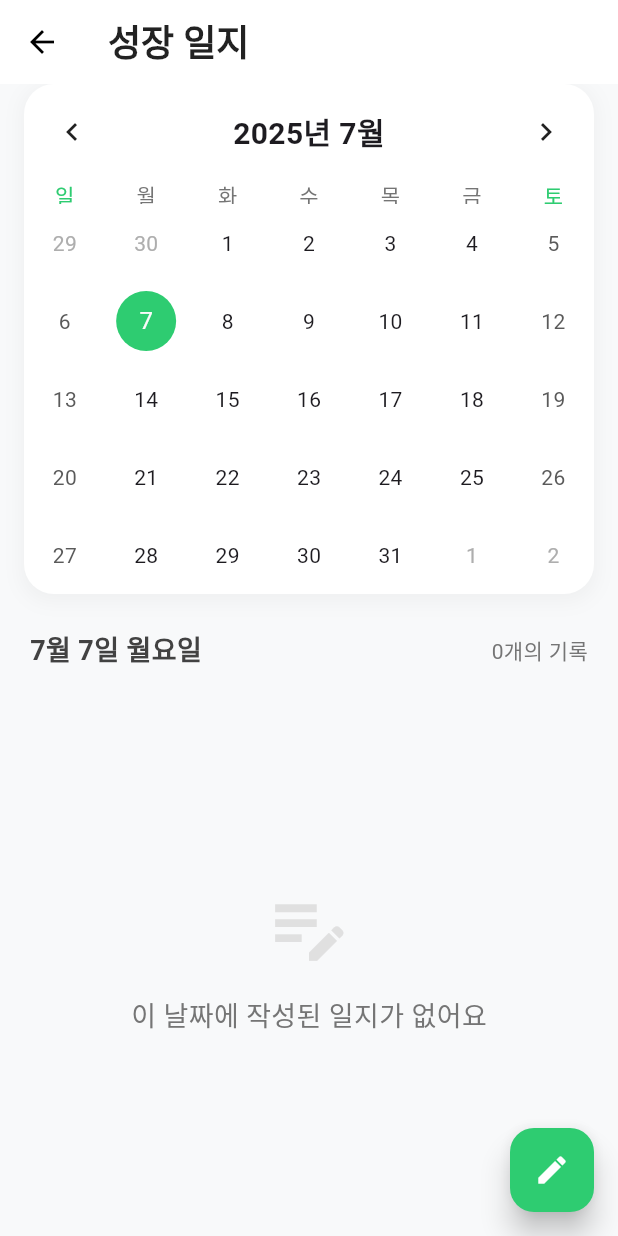
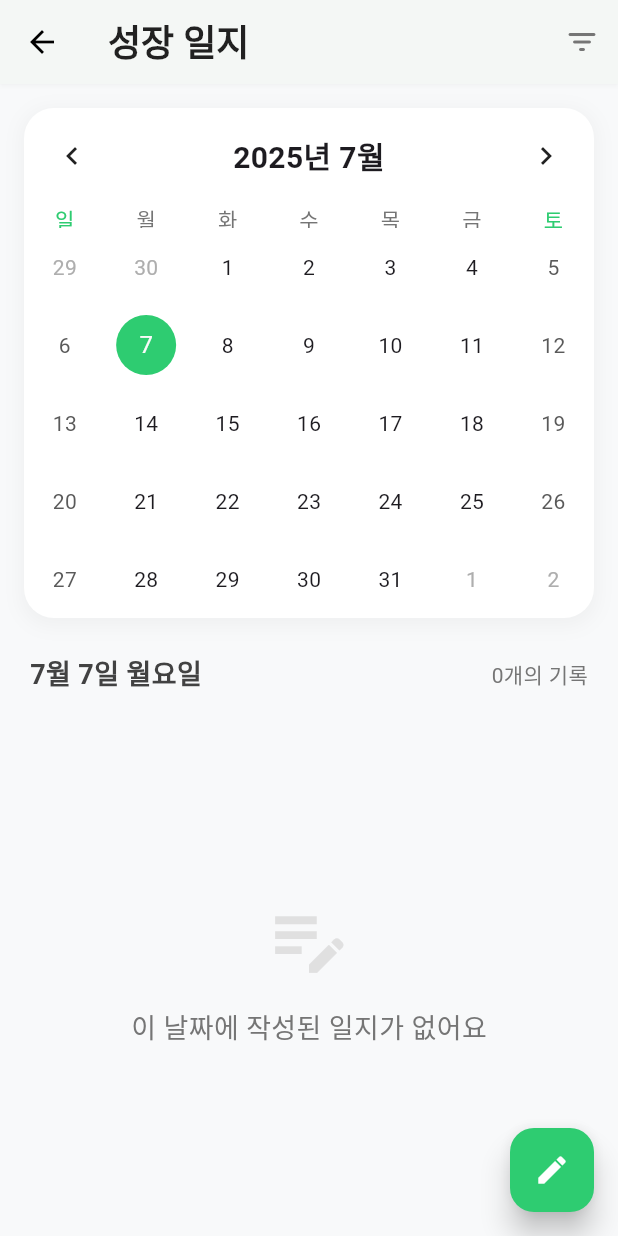
Before and after one commit to KSEB-AI-3/gardendoctor-app, a Flutter app: the DailyLogScreen screen opened directly, on a phone screen of 412 x 824 dp. Run offline on Flutter 3.47's test engine with Material 3 defaults, Android fonts, the phone set to English and light mode, and no system bars; drawn by our look-alikes of table_calendar; our stand-ins replace camera, google_fonts, image_gallery_saver, image_picker; Roboto replaces fonts that are missing (Gaegu).

Commit message:
feat: 별명별로 조회하는 기능 추가

```diff
--- a/lib/screens/dailylog_screen.dart
+++ b/lib/screens/dailylog_screen.dart
@@ -20,6 +20,12 @@ class _DailyLogScreenState extends State<DailyLogScreen> with TickerProviderStat
   late AnimationController _animationController;
   late Animation<double> _fadeAnimation;
 
+  // 필터링을 위한 상태 변수
+  String? _selectedPlantFilter;
+
+  // 등록된 식물 목록 (임시 데이터)
+  final List<String> _myRegisteredPlants = ['내 첫 토마토', '베란다 참외', '옥상 깻잎', '미니 단호박'];
+
   @override
   void initState() {
     super.initState();
@@ -40,9 +46,14 @@ class _DailyLogScreenState extends State<DailyLogScreen> with TickerProviderStat
     super.dispose();
   }
 
+  // 필터링된 이벤트 목록을 가져오는 함수
   List<Note> _getEventsForDay(DateTime day) {
     DateTime normalizedDay = DateTime(day.year, day.month, day.day);
-    return _events[normalizedDay] ?? [];
+    final allNotes = _events[normalizedDay] ?? [];
+    if (_selectedPlantFilter == null) {
+      return allNotes;
+    }
+    return allNotes.where((note) => note.registeredPlantNickname == _selectedPlantFilter).toList();
   }
 
   void _addOrUpdateNote(Note newNote) {
@@ -78,7 +89,8 @@ class _DailyLogScreenState extends State<DailyLogScreen> with TickerProviderStat
 
   PreferredSizeWidget _buildAppBar() {
     return AppBar(
-      elevation: 0,
+      elevation: 1,
+      shadowColor: Colors.black.withOpacity(0.1),
       backgroundColor: Colors.white,
       foregroundColor: Colors.black,
       title: Text(
@@ -89,12 +101,45 @@ class _DailyLogScreenState extends State<DailyLogScreen> with TickerProviderStat
           color: Colors.black87,
         ),
       ),
+      actions: [
+        _buildFilterButton(),
+      ],
     );
   }
 
+  // 필터 버튼 위젯
+  Widget _buildFilterButton() {
+    return PopupMenuButton<String>(
+      icon: Icon(Icons.filter_list_rounded, color: _selectedPlantFilter != null ? const Color(0xFF2ECC71) : Colors.grey[600]),
+      onSelected: (String result) {
+        setState(() {
+          if (result == 'all') {
+            _selectedPlantFilter = null;
+          } else {
+            _selectedPlantFilter = result;
+          }
+        });
+      },
+      itemBuilder: (BuildContext context) => <PopupMenuEntry<String>>[
+        PopupMenuItem<String>(
+          value: 'all',
+          child: Text('모든 식물 보기', style: GoogleFonts.gaegu()),
+        ),
+        const PopupMenuDivider(),
+        ..._myRegisteredPlants.map((String plantName) {
+          return PopupMenuItem<String>(
+            value: plantName,
+            child: Text(plantName, style: GoogleFonts.gaegu()),
+          );
+        }).toList(),
+      ],
+    );
+  }
+
+
   Widget _buildCalendarCard() {
     return Container(
-      margin: const EdgeInsets.fromLTRB(16, 0, 16, 16),
+      margin: const EdgeInsets.fromLTRB(16, 16, 16, 16),
       decoration: BoxDecoration(
         color: Colors.white,
         borderRadius: BorderRadius.circular(20),
@@ -162,6 +207,19 @@ class _DailyLogScreenState extends State<DailyLogScreen> with TickerProviderStat
               color: Colors.grey[800],
             ),
           ),
+          if (_selectedPlantFilter != null)
+            Container(
+              margin: const EdgeInsets.only(left: 8),
+              padding: const EdgeInsets.symmetric(horizontal: 8, vertical: 4),
+              decoration: BoxDecoration(
+                color: const Color(0xFF2ECC71).withOpacity(0.1),
+                borderRadius: BorderRadius.circular(10),
+              ),
+              child: Text(
+                '🌱 $_selectedPlantFilter',
+                style: GoogleFonts.gaegu(fontSize: 12, color: const Color(0xFF27AE60), fontWeight: FontWeight.bold),
+              ),
+            ),
           const Spacer(),
           Text(
             '${_getEventsForDay(_selectedDay!).length}개의 기록',
@@ -192,7 +250,7 @@ class _DailyLogScreenState extends State<DailyLogScreen> with TickerProviderStat
           Icon(Icons.edit_note, size: 60, color: Colors.grey[300]),
           const SizedBox(height: 16),
           Text(
-            '이 날짜에 작성된 일지가 없어요',
+            _selectedPlantFilter == null ? '이 날짜에 작성된 일지가 없어요' : '선택된 식물의 일지가 없어요',
             style: GoogleFonts.gaegu(fontSize: 18, color: Colors.grey[600]),
           ),
         ],
@@ -223,7 +281,6 @@ class _DailyLogScreenState extends State<DailyLogScreen> with TickerProviderStat
                 children: [
                   Row(
                     children: [
-                      // 식물 태그
                       if (note.registeredPlantNickname != null)
                         Container(
                           padding: const EdgeInsets.symmetric(horizontal: 8, vertical: 4),
@@ -241,7 +298,6 @@ class _DailyLogScreenState extends State<DailyLogScreen> with TickerProviderStat
                           ),
                         ),
                       const Spacer(),
-                      // 관리 아이콘
                       Row(
                         children: [
                           if (note.watered) _buildCareIcon(Icons.water_drop_rounded, const Color(0xFF3498DB)),
```
